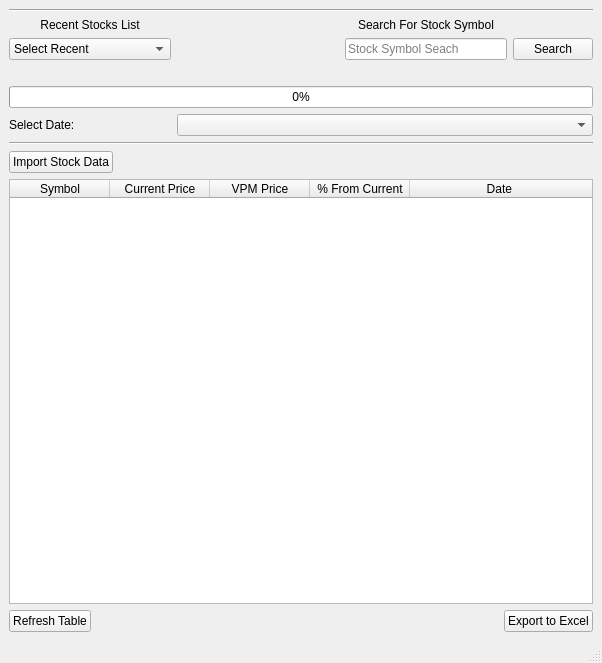
Before: the Qt Designer form View/MainWindow.ui in justindodson/stockdata, drawn with Qt 5.
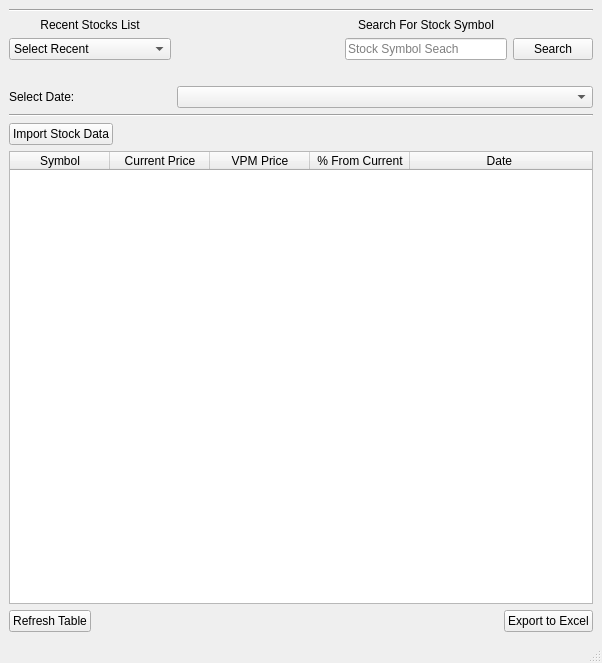
After: the same form once the commit is applied.

Commit message: created confirmation dialogs for saving and deleting stock rows from table

What changed in the file:
```diff
--- a/View/MainWindow.ui
+++ b/View/MainWindow.ui
@@ -26,7 +26,7 @@
       </item>
       <item>
        <layout class="QGridLayout" name="gridLayout">
-        <item row="5" column="0" colspan="4">
+        <item row="4" column="0" colspan="4">
          <widget class="Line" name="line_3">
           <property name="sizePolicy">
            <sizepolicy hsizetype="Expanding" vsizetype="Fixed">
@@ -39,10 +39,10 @@
           </property>
          </widget>
         </item>
-        <item row="4" column="1" colspan="3">
+        <item row="3" column="1" colspan="3">
          <widget class="QComboBox" name="dateSelect"/>
         </item>
-        <item row="4" column="0">
+        <item row="3" column="0">
          <widget class="QLabel" name="label_3">
           <property name="text">
            <string>Select Date:</string>
@@ -127,34 +127,6 @@
           </property>
          </widget>
         </item>
-        <item row="3" column="0" colspan="4">
-         <widget class="QProgressBar" name="stockSearchProgBar">
-          <property name="enabled">
-           <bool>true</bool>
-          </property>
-          <property name="autoFillBackground">
-           <bool>false</bool>
-          </property>
-          <property name="value">
-           <number>0</number>
-          </property>
-          <property name="textVisible">
-           <bool>true</bool>
-          </property>
-          <property name="orientation">
-           <enum>Qt::Horizontal</enum>
-          </property>
-          <property name="invertedAppearance">
-           <bool>false</bool>
-          </property>
-          <property name="textDirection">
-           <enum>QProgressBar::TopToBottom</enum>
-          </property>
-          <property name="format">
-           <string>%p%</string>
-          </property>
-         </widget>
-        </item>
        </layout>
       </item>
       <item>
```
The commit also changes 6 other files.
